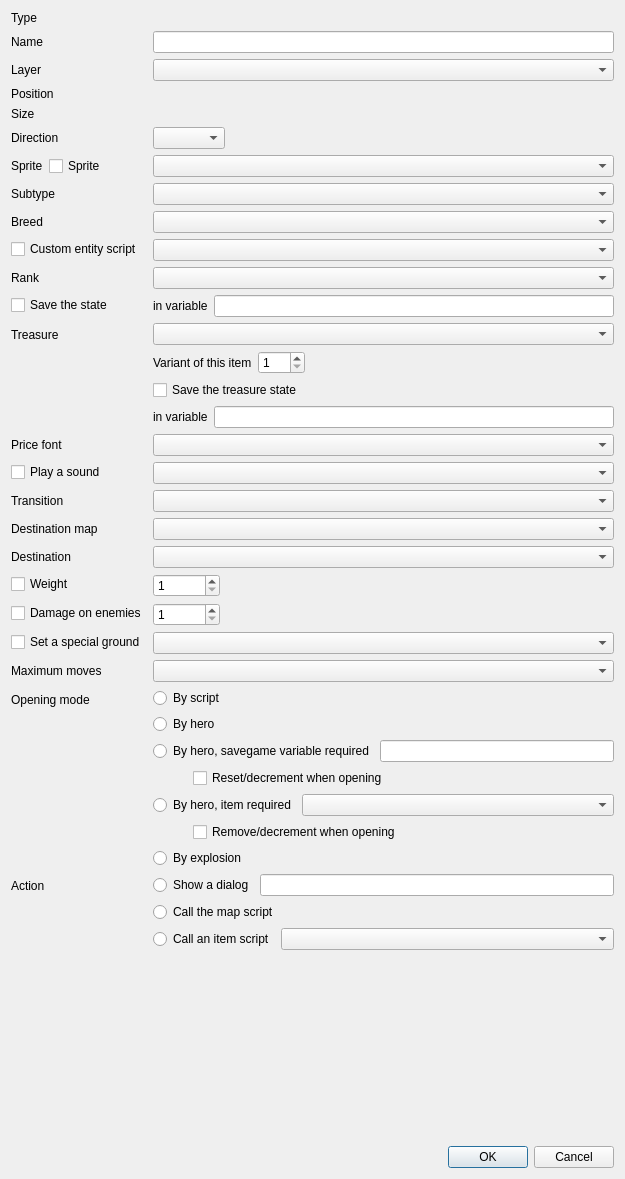
This is src/gui/edit_entity_dialog.ui in solarus-games/solarus-quest-editor as Qt 5 draws it before an edit. The edited form follows.
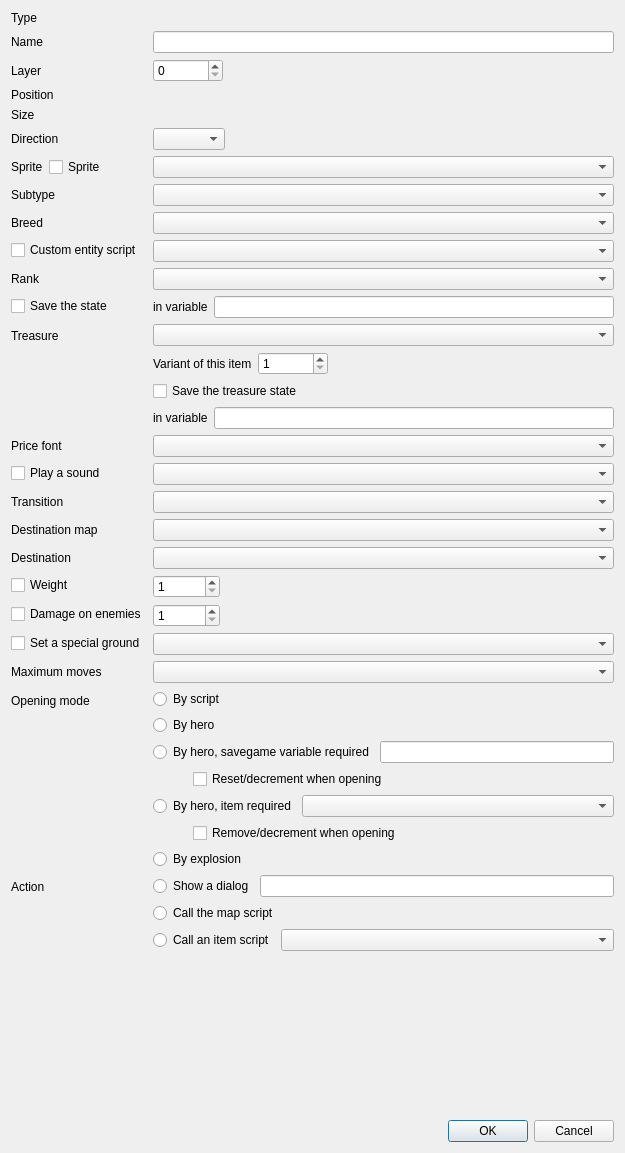
This is the edited form. Custom widgets are drawn as their Qt base class.

Commit message: Implement the layer field in the edit entity dialog

Patch:
```diff
--- a/src/gui/edit_entity_dialog.ui
+++ b/src/gui/edit_entity_dialog.ui
@@ -7,7 +7,7 @@
     <x>0</x>
     <y>0</y>
     <width>625</width>
-    <height>1179</height>
+    <height>1153</height>
    </rect>
   </property>
   <property name="sizePolicy">
@@ -62,8 +62,15 @@
        </property>
       </widget>
      </item>
-     <item row="2" column="1">
-      <widget class="LayerSelector" name="layer_field"/>
+     <item row="3" column="0">
+      <widget class="QLabel" name="position_label">
+       <property name="text">
+        <string>Position</string>
+       </property>
+      </widget>
+     </item>
+     <item row="3" column="1">
+      <widget class="PairSpinBox" name="xy_field" native="true"/>
      </item>
      <item row="4" column="0">
       <widget class="QLabel" name="size_label">
@@ -259,6 +266,12 @@
           </item>
           <item>
            <widget class="QSpinBox" name="treasure_variant_field">
+            <property name="minimumSize">
+             <size>
+              <width>70</width>
+              <height>0</height>
+             </size>
+            </property>
             <property name="minimum">
              <number>1</number>
             </property>
@@ -686,11 +699,51 @@
        </layout>
       </widget>
      </item>
-     <item row="3" column="0">
-      <widget class="QLabel" name="position_label">
-       <property name="text">
-        <string>Position</string>
-       </property>
+     <item row="2" column="1">
+      <widget class="QWidget" name="layer_layout" native="true">
+       <layout class="QHBoxLayout" name="horizontalLayout_6">
+        <property name="leftMargin">
+         <number>0</number>
+        </property>
+        <property name="topMargin">
+         <number>0</number>
+        </property>
+        <property name="rightMargin">
+         <number>0</number>
+        </property>
+        <property name="bottomMargin">
+         <number>0</number>
+        </property>
+        <item>
+         <widget class="QSpinBox" name="layer_field">
+          <property name="minimumSize">
+           <size>
+            <width>70</width>
+            <height>0</height>
+           </size>
+          </property>
+          <property name="minimum">
+           <number>0</number>
+          </property>
+          <property name="maximum">
+           <number>999</number>
+          </property>
+         </widget>
+        </item>
+        <item>
+         <spacer name="layer_spacer">
+          <property name="orientation">
+           <enum>Qt::Horizontal</enum>
+          </property>
+          <property name="sizeHint" stdset="0">
+           <size>
+            <width>40</width>
+            <height>20</height>
+           </size>
+          </property>
+         </spacer>
+        </item>
+       </layout>
       </widget>
      </item>
      <item row="3" column="1">
@@ -728,11 +781,6 @@
    <header>gui/pair_spin_box.h</header>
    <container>1</container>
   </customwidget>
-  <customwidget>
-   <class>LayerSelector</class>
-   <extends>QComboBox</extends>
-   <header>gui/layer_selector.h</header>
-  </customwidget>
   <customwidget>
    <class>EnumSelector&lt;TransitionStyle&gt;</class>
    <extends>QComboBox</extends>
```
Left out of the diff: 9 changed lines with no effect on the pictures. The commit also changes 1 other file.
